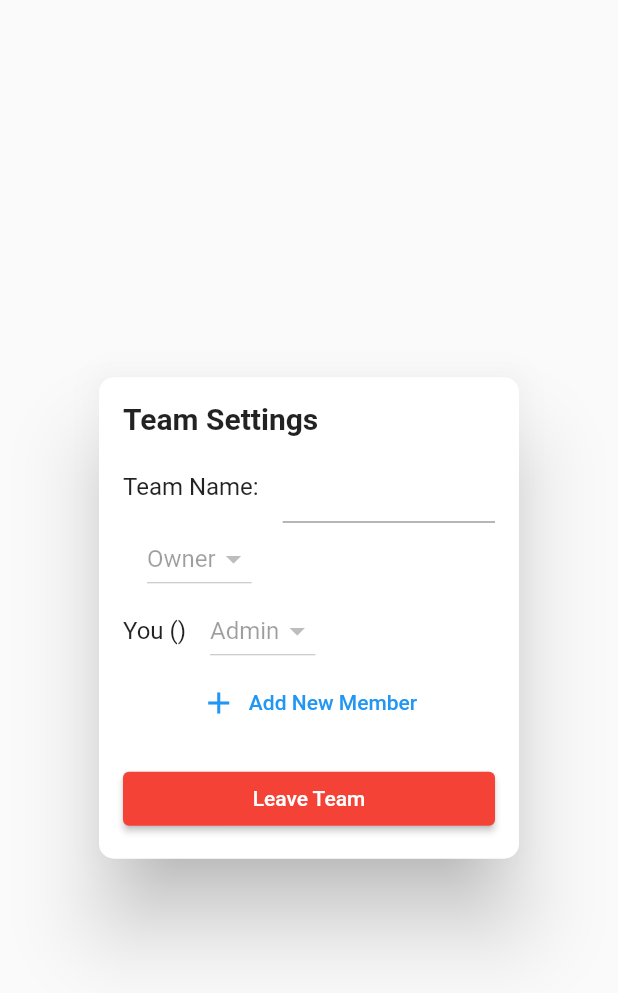
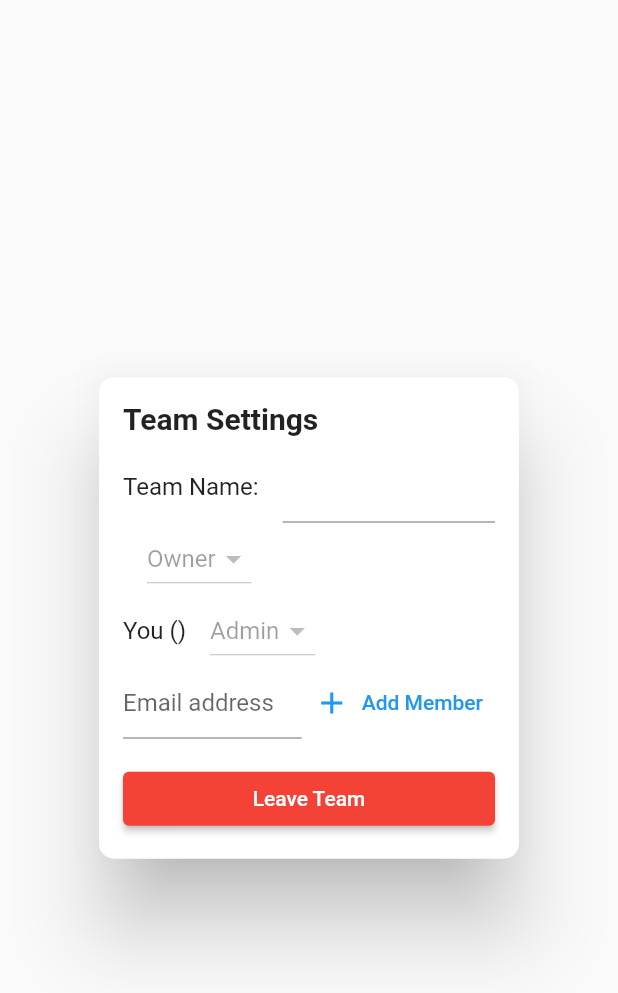
Before and after one commit to kavienanj/flutter-notes-template, a Flutter app: the TeamSettingsDialog widget shown alone on an empty page, opened directly with empty values, on a phone screen of 412 x 824 dp. Shown: the top 993 px of the screen. Run offline on Flutter 3.47's test engine with Material 2 defaults, Android fonts, the phone set to English and light mode, and no system bars; drawn by our look-alikes of reactive_forms; our stand-ins replace bloc, bloc_concurrency, cloud_firestore, firebase_auth, firebase_core, flutter_bloc; missing offline and left inert: reorderable_grid; accounts and stored records are empty; generated files the repository leaves out were written again.

Commit message:
add new member logic

```diff
--- a/lib/views/widgets/teams/team_settings_dialog.dart
+++ b/lib/views/widgets/teams/team_settings_dialog.dart
@@ -18,6 +18,7 @@ class TeamSettingsDialog extends StatelessWidget {
   Widget build(BuildContext context) {
     final service = context.read<FirebaseService>();
     final teamBloc = context.read<TeamBloc>();
+    final newMemberEmailController = TextEditingController();
     TextEditingController? teamNameController;
     return StreamBuilder(
       stream: service.getTeamStream(teamMember.teamId),
@@ -83,10 +84,29 @@ class TeamSettingsDialog extends StatelessWidget {
                   teamId: team.id,
                   editAdmins: team.owner == teamMember.userEmail,
                 ),
-            TextButton.icon(
-              onPressed: () {},
-              icon: const Icon(Icons.add),
-              label: const Text('Add New Member'),
+            Row(
+              children: [
+                Expanded(
+                  child: TextField(
+                    controller: newMemberEmailController,
+                    decoration: const InputDecoration(
+                      hintText: 'Email address',
+                    ),
+                  ),
+                ),
+                TextButton.icon(
+                  onPressed: () {
+                    teamBloc.add(TeamMemberAdd(
+                      userEmail: newMemberEmailController.text,
+                      team: team,
+                      role: TeamMemberRole.editor,
+                    ));
+                    newMemberEmailController.clear();
+                  },
+                  icon: const Icon(Icons.add),
+                  label: const Text('Add Member'),
+                ),
+              ],
             ),
             const SizedBox(height: 16),
             teamMember.isOwner
```
Also changed, not shown: lib/views/widgets/teams/team_member_edit.dart (+3 -5 lines).
